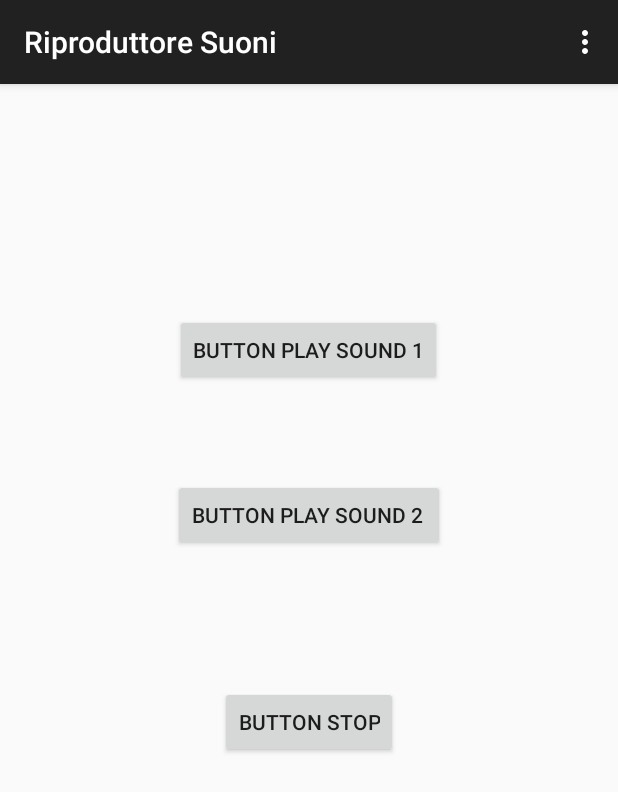
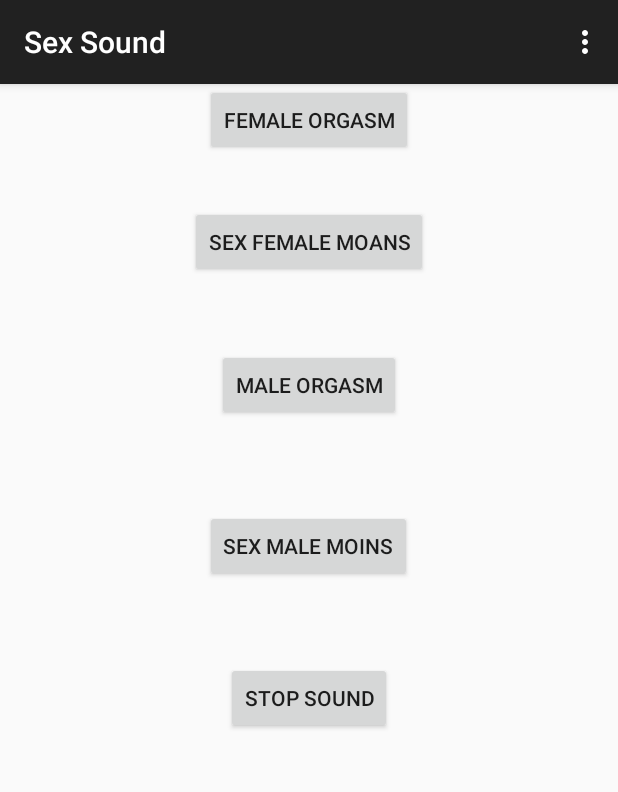
Before and after one commit to rokity/Player-Music, an Android app: the screen it shows after launch (MainActivity), on a phone screen of 412 x 824 dp. Shown: the top 792 px of the screen. Run offline under Robolectric (Android 15) with nearby library versions, the phone set to English and light mode, and no system bars.

Commit message:
master che funziona

```diff
--- a/app/src/main/java/amadio/riccardo/com/riproduttoresuoni/MainActivity.java
+++ b/app/src/main/java/amadio/riccardo/com/riproduttoresuoni/MainActivity.java
@@ -24,15 +24,15 @@ public class MainActivity extends AppCompatActivity {
 
 
 
-        Button myButtonOne = (Button) findViewById(R.id.btn_audio);
+        Button myButtonOne = (Button) findViewById(R.id.button);
         myButtonOne.setOnClickListener(new View.OnClickListener() {
 
             @Override
             public void onClick(View v) {
-                if(myMediaPlayer!=null)
-                if(myMediaPlayer.isPlaying())
-                    myMediaPlayer.pause();
-                myMediaPlayer = MediaPlayer.create(MainActivity.this, R.raw.sound);
+                if (myMediaPlayer != null)
+                    if (myMediaPlayer.isPlaying())
+                        myMediaPlayer.pause();
+                myMediaPlayer = MediaPlayer.create(MainActivity.this, R.raw.female_moan);
                 myMediaPlayer.setLooping(true);
                 myMediaPlayer.start();
 
@@ -41,7 +41,7 @@ public class MainActivity extends AppCompatActivity {
 
 
 
-        Button myButtonTwo = (Button) findViewById(R.id.btn_audio2);
+        Button myButtonTwo = (Button) findViewById(R.id.button2);
         myButtonTwo.setOnClickListener(new View.OnClickListener() {
 
             @Override
@@ -49,7 +49,22 @@ public class MainActivity extends AppCompatActivity {
                 if(myMediaPlayer!=null)
                     if(myMediaPlayer.isPlaying())
                         myMediaPlayer.pause();
-                myMediaPlayer = MediaPlayer.create(MainActivity.this, R.raw.sound2);
+                myMediaPlayer = MediaPlayer.create(MainActivity.this, R.raw.female_orgasm);
+                myMediaPlayer.setLooping(true);
+                myMediaPlayer.start();
+
+            }
+        });
+
+        Button myButtonmale = (Button) findViewById(R.id.btn_male);
+        myButtonmale.setOnClickListener(new View.OnClickListener() {
+
+            @Override
+            public void onClick(View v) {
+                if(myMediaPlayer!=null)
+                    if(myMediaPlayer.isPlaying())
+                        myMediaPlayer.pause();
+                myMediaPlayer = MediaPlayer.create(MainActivity.this, R.raw.male_orgasm);
                 myMediaPlayer.setLooping(true);
                 myMediaPlayer.start();
 
@@ -57,6 +72,20 @@ public class MainActivity extends AppCompatActivity {
         });
 
 
+        Button myButtonmalemoin = (Button) findViewById(R.id.btn_male_moin);
+        myButtonmalemoin.setOnClickListener(new View.OnClickListener() {
+
+            @Override
+            public void onClick(View v) {
+                if(myMediaPlayer!=null)
+                    if(myMediaPlayer.isPlaying())
+                        myMediaPlayer.pause();
+                myMediaPlayer = MediaPlayer.create(MainActivity.this, R.raw.male_moaning);
+                myMediaPlayer.setLooping(true);
+                myMediaPlayer.start();
+
+            }
+        });
 
 
 
--- a/app/src/main/res/layout/activity_main.xml
+++ b/app/src/main/res/layout/activity_main.xml
@@ -1,45 +1,57 @@
 
-<ScrollView
+
+
+    <RelativeLayout
         xmlns:android="http://schemas.android.com/apk/res/android"
-    xmlns:tools="http://schemas.android.com/tools"
+
+        android:orientation="vertical"
         android:layout_width="fill_parent"
-    android:layout_height="fill_parent"
-    >
-
-<RelativeLayout xmlns:android="http://schemas.android.com/apk/res/android"
-    xmlns:tools="http://schemas.android.com/tools" android:layout_width="match_parent"
-    android:layout_height="match_parent" android:paddingLeft="@dimen/activity_horizontal_margin"
-    android:paddingRight="@dimen/activity_horizontal_margin"
-    android:paddingTop="@dimen/activity_vertical_margin"
-    android:paddingBottom="@dimen/activity_vertical_margin" tools:context=".MainActivity">
-
+        android:layout_height="fill_parent">
 
 
         <Button
             android:layout_width="wrap_content"
             android:layout_height="wrap_content"
-        android:text="Button Play Sound 1"
-        android:id="@+id/btn_audio"
-        android:layout_centerHorizontal="true"
-        android:layout_marginTop="137dp" />
+            android:text="SEX FEMALE MOANS"
+            android:id="@+id/button"
+            android:layout_gravity="center_horizontal"
+            android:layout_alignParentTop="true"
+            android:layout_marginTop="81dp"
+            android:layout_centerHorizontal="true" />
 
         <Button
             android:layout_width="wrap_content"
             android:layout_height="wrap_content"
-        android:text="Button Stop"
-        android:id="@+id/btn_stop"
-        android:layout_below="@+id/btn_audio"
-        android:layout_centerHorizontal="true"
-        android:layout_marginTop="200dp" />
+            android:text="FEMALE ORGASM"
+            android:id="@+id/button2"
+            android:layout_gravity="center_horizontal"
+            android:layout_centerHorizontal="true" />
 
         <Button
             android:layout_width="wrap_content"
             android:layout_height="wrap_content"
-        android:text="Button Play Sound 2 "
-        android:id="@+id/btn_audio2"
-        android:layout_below="@+id/btn_audio"
+            android:text="MALE ORGASM"
+            android:id="@+id/btn_male"
+            android:layout_below="@+id/button"
             android:layout_centerHorizontal="true"
-        android:layout_marginTop="62dp" />
+            android:layout_marginTop="47dp" />
+
+        <Button
+            android:layout_width="wrap_content"
+            android:layout_height="wrap_content"
+            android:text="SEX MALE MOINS"
+            android:id="@+id/btn_male_moin"
+            android:layout_below="@+id/btn_male"
+            android:layout_centerHorizontal="true"
+            android:layout_marginTop="59dp" />
+
+        <Button
+            android:layout_width="wrap_content"
+            android:layout_height="wrap_content"
+            android:text="STOP SOUND"
+            android:id="@+id/btn_stop"
+            android:layout_below="@+id/btn_male_moin"
+            android:layout_centerHorizontal="true"
+            android:layout_marginTop="53dp" />
 
     </RelativeLayout>
-</ScrollView>
--- a/app/src/main/res/values/strings.xml
+++ b/app/src/main/res/values/strings.xml
@@ -1,5 +1,5 @@
 <resources>
-    <string name="app_name">Riproduttore Suoni</string>
+    <string name="app_name">Sex Sound</string>
 
     <string name="hello_world">Hello world!</string>
     <string name="action_settings">Settings</string>
```
Also changed, not shown: app/src/main/res/mipmap-hdpi/ic_launcher.png (deleted), app/src/main/res/mipmap-mdpi/ic_launcher.png, app/src/main/res/mipmap-xhdpi/ic_launcher.png, app/src/main/res/mipmap-xxhdpi/ic_launcher.png (deleted), 7 other files. Lines whose indentation alone changed are shown as unchanged.
